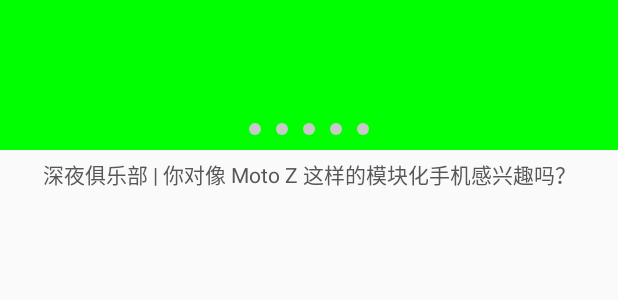
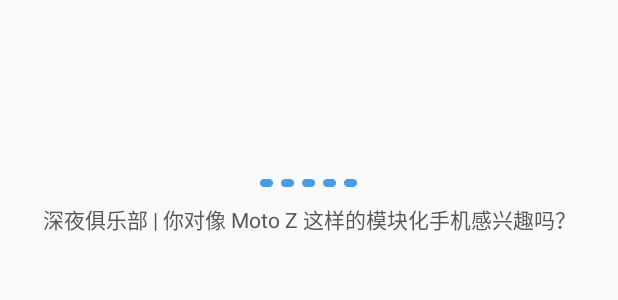
Before and after one commit to digtle/TeamWork, an Android app: the layout main_page_headerview.xml on its own in the app's theme, with its tools: preview values and no code run, on a phone screen of 412 x 824 dp. Shown: the top 300 px of the screen. Run offline under Robolectric (Android 15) with nearby library versions, the phone set to English and light mode, and no system bars.

Commit message:
首次创建

```diff
--- a/digtle/src/main/AndroidManifest.xml
+++ b/digtle/src/main/AndroidManifest.xml
@@ -1,7 +1,7 @@
 <?xml version="1.0" encoding="utf-8"?>
 <manifest xmlns:android="http://schemas.android.com/apk/res/android"
     package="com.phone1000.groupproject">
-
+<uses-permission android:name="android.permission.INTERNET" />
     <application
         android:allowBackup="true"
         android:icon="@mipmap/ic_launcher"
--- a/digtle/src/main/java/com/phone1000/groupproject/fragment/FindFragment.java
+++ b/digtle/src/main/java/com/phone1000/groupproject/fragment/FindFragment.java
@@ -13,6 +13,8 @@ import com.phone1000.groupproject.R;
  * Created by Administrator on 2016/9/6.
  */
 public class FindFragment extends Fragment {
+
+    private View view;
     //重写抽象工厂方法
     public static FindFragment newInstance(){
         FindFragment findFragment = new FindFragment();
@@ -22,7 +24,9 @@ public class FindFragment extends Fragment {
     @Nullable
     @Override
     public View onCreateView(LayoutInflater inflater, @Nullable ViewGroup container, @Nullable Bundle savedInstanceState) {
-        View view = inflater.inflate(R.layout.find_fragment, container, false);
+         view = inflater.inflate(R.layout.find_fragment, container, false);
         return view;
     }
+
+
 }
--- a/digtle/src/main/res/drawable/cicle_selector.xml
+++ b/digtle/src/main/res/drawable/cicle_selector.xml
@@ -1,5 +1,6 @@
 <?xml version="1.0" encoding="utf-8"?>
 <selector xmlns:android="http://schemas.android.com/apk/res/android">
-<item android:drawable="@drawable/cicle_shape_unselect" />
-    <item android:drawable="@drawable/circle_shape_selected" android:state_enabled="true" />
-</selector>
+
+    <item android:state_enabled="true" android:drawable="@drawable/guide_dot_blue"  />
+    <item android:state_enabled="false" android:drawable="@drawable/guide_dot_gray"  />
+    </selector>
--- a/digtle/src/main/res/drawable/cicle_shape_unselect.xml
+++ b/digtle/src/main/res/drawable/cicle_shape_unselect.xml
@@ -1,7 +1,6 @@
 <?xml version="1.0" encoding="utf-8"?>
 <shape xmlns:android="http://schemas.android.com/apk/res/android"
-    android:shape="oval"
-    >
-<size android:height="8dp" android:width="8dp" />
+    android:shape="oval">
+<size android:height="1dp" android:width="1dp" />
     <solid android:color="#C9C9C9" />
 </shape>
--- a/digtle/src/main/res/drawable/circle_shape_selected.xml
+++ b/digtle/src/main/res/drawable/circle_shape_selected.xml
@@ -1,6 +1,6 @@
 <?xml version="1.0" encoding="utf-8"?>
 <shape xmlns:android="http://schemas.android.com/apk/res/android" android:shape="rectangle">
-<size android:width="16dp" android:height="8dp" />
+<size android:width="8dp" android:height="5dp" />
     <solid android:color="#469DE6" />
     <corners android:radius="3dp" />
 </shape>
--- a/digtle/src/main/res/layout/homepage_fragment.xml
+++ b/digtle/src/main/res/layout/homepage_fragment.xml
@@ -40,7 +40,7 @@
             android:layout_marginRight="20dp"/>
     </RelativeLayout>
     <com.handmark.pulltorefresh.library.PullToRefreshListView
-        android:id="@+id/find_list_view"
+        android:id="@+id/homepage_list_view"
         android:layout_width="match_parent"
         android:layout_height="match_parent"/>
 </LinearLayout>
--- a/digtle/src/main/res/layout/main_page_headerview.xml
+++ b/digtle/src/main/res/layout/main_page_headerview.xml
@@ -4,41 +4,50 @@
 <android.support.v4.view.ViewPager
     android:id="@+id/first_banner"
     android:layout_width="match_parent"
-    android:background="#00ff00"
-    android:layout_height="100dp">
+    android:layout_height="130dp">
 </android.support.v4.view.ViewPager>
     <LinearLayout
         android:id="@+id/main_page_selector_ll"
         android:orientation="horizontal"
         android:layout_alignBottom="@+id/first_banner"
         android:layout_centerHorizontal="true"
-        android:layout_marginBottom="10dp"
+        android:layout_marginBottom="5dp"
         android:layout_width="wrap_content"
         android:layout_height="wrap_content">
         <ImageView
             android:layout_width="wrap_content"
-            android:layout_height="match_parent"
-            android:background="@drawable/cicle_selector"/>
+            android:layout_height="5dp"
+            android:adjustViewBounds="true"
+            android:minWidth="3dp"
+            android:src="@drawable/cicle_selector"/>
         <ImageView
             android:layout_width="wrap_content"
-            android:layout_height="match_parent"
-            android:layout_marginLeft="10dp"
-            android:background="@drawable/cicle_selector"/>
+            android:layout_height="5dp"
+            android:adjustViewBounds="true"
+            android:minWidth="3dp"
+            android:layout_marginLeft="5dp"
+            android:src="@drawable/cicle_selector"/>
         <ImageView
             android:layout_width="wrap_content"
-            android:layout_height="match_parent"
-            android:layout_marginLeft="10dp"
-            android:background="@drawable/cicle_selector"/>
+            android:layout_height="5dp"
+            android:layout_marginLeft="5dp"
+            android:adjustViewBounds="true"
+            android:src="@drawable/cicle_selector"/>
         <ImageView
             android:layout_width="wrap_content"
-            android:layout_height="match_parent"
-            android:layout_marginLeft="10dp"
-            android:background="@drawable/cicle_selector"/>
+            android:layout_height="5dp"
+            android:layout_marginLeft="5dp"
+            android:adjustViewBounds="true"
+            android:saveEnabled="true"
+            android:minWidth="3dp"
+            android:src="@drawable/cicle_selector"/>
         <ImageView
             android:layout_width="wrap_content"
-            android:layout_height="match_parent"
-            android:layout_marginLeft="10dp"
-            android:background="@drawable/cicle_selector"/>
+            android:layout_height="5dp"
+            android:layout_marginLeft="5dp"
+            android:adjustViewBounds="true"
+            android:minWidth="3dp"
+            android:src="@drawable/cicle_selector"/>
     </LinearLayout>
     <TextView
         android:id="@+id/first_banner_title"
```
Also changed, not shown: digtle/src/main/java/com/phone1000/groupproject/bean/MainPageAritcleInfo.java (added, +92 -0 lines), digtle/src/main/java/com/phone1000/groupproject/fragment/HomepageFragment.java (+47 -2 lines), digtle/src/main/java/com/phone1000/groupproject/ui/FindBanner.java (+27 -27 lines), digtle/src/main/res/drawable-xhdpi/guide_dot_blue.png (added), digtle/src/main/res/drawable-xhdpi/guide_dot_gray.png (added).
